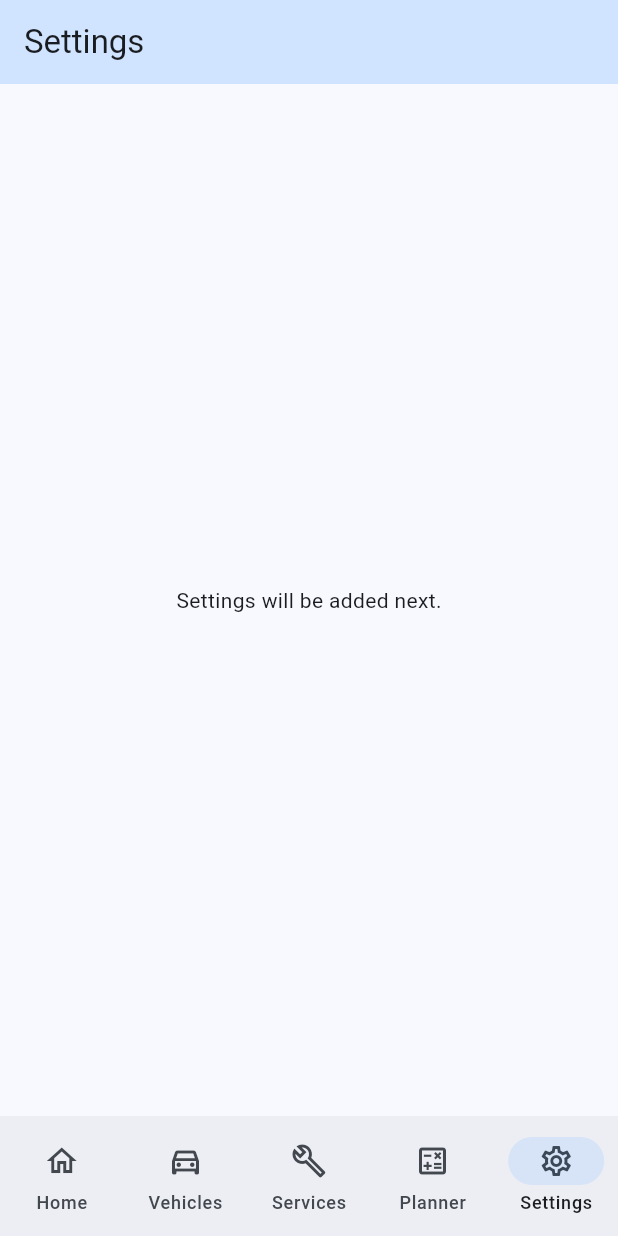
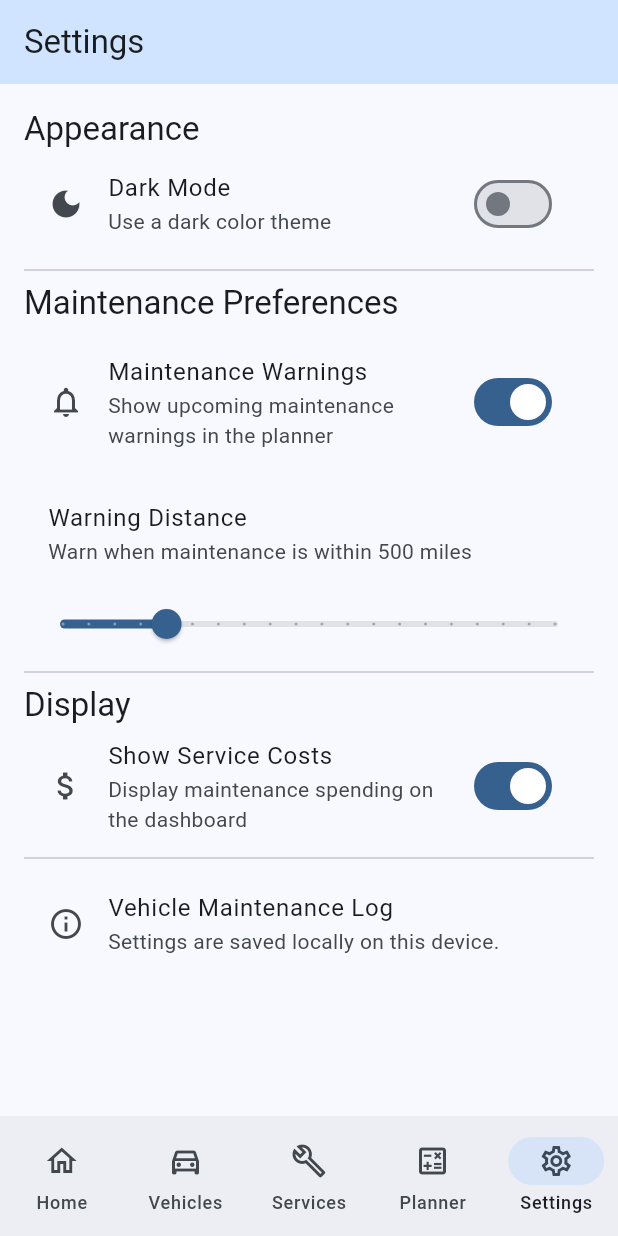
Before and after one commit to williammadisondavis/vehicle_maintenance_log, a Flutter app: the screen it shows after launch, item 5 of the bottom bar chosen, on a phone screen of 412 x 824 dp. Run offline on Flutter 3.47's test engine with Material 3 defaults, Android fonts, the phone set to English and light mode, and no system bars; our stand-ins replace shared_preferences, sqflite; accounts and stored records are empty.

Commit message:
Add persistent application settings

```diff
--- a/lib/main.dart
+++ b/lib/main.dart
@@ -5,8 +5,11 @@ import 'home_screen.dart';
 import 'vehicles_screen.dart';
 import 'services_screen.dart';
 import 'saved_planner_screen.dart';
+import 'settings_screen.dart';
 
-void main() {
+Future<void> main() async {
+  WidgetsFlutterBinding.ensureInitialized();
+  await AppSettings.instance.load();
   runApp(const MyApp());
 }
 
@@ -15,6 +18,9 @@ class MyApp extends StatelessWidget {
 
   @override
   Widget build(BuildContext context) {
+    return AnimatedBuilder(
+      animation: AppSettings.instance,
+      builder: (context, child) {
         return MaterialApp(
           title: 'Vehicle Maintenance Log',
           debugShowCheckedModeBanner: false,
@@ -24,7 +30,19 @@ class MyApp extends StatelessWidget {
             ),
             useMaterial3: true,
           ),
+          darkTheme: ThemeData(
+            colorScheme: ColorScheme.fromSeed(
+              seedColor: Colors.blue,
+              brightness: Brightness.dark,
+            ),
+            useMaterial3: true,
+          ),
+          themeMode: AppSettings.instance.darkMode
+              ? ThemeMode.dark
+              : ThemeMode.light,
           home: const AppNavigation(),
+        );
+      },
     );
   }
 }
@@ -39,6 +57,14 @@ class AppNavigation extends StatefulWidget {
 class _AppNavigationState extends State<AppNavigation> {
   int selectedIndex = 0;
 
+  final pages = const [
+    HomeScreen(),
+    VehiclesScreen(),
+    ServicesScreen(),
+    SavedPlannerScreen(),
+    SettingsScreen(),
+  ];
+
   final titles = const [
     'Home',
     'Vehicles',
@@ -46,23 +72,6 @@ class _AppNavigationState extends State<AppNavigation> {
     'Maintenance Planner',
     'Settings',
   ];
-
-  Widget currentPage() {
-    switch (selectedIndex) {
-      case 0:
-        return const HomeScreen();
-      case 1:
-        return const VehiclesScreen();
-      case 2:
-        return const ServicesScreen();
-      case 3:
-        return const SavedPlannerScreen();
-      case 4:
-        return const SettingsScreen();
-      default:
-        return const HomeScreen();
-    }
-  }
 
   @override
   Widget build(BuildContext context) {
@@ -72,7 +81,10 @@ class _AppNavigationState extends State<AppNavigation> {
         backgroundColor:
             Theme.of(context).colorScheme.primaryContainer,
       ),
-      body: currentPage(),
+      body: IndexedStack(
+        index: selectedIndex,
+        children: pages,
+      ),
       bottomNavigationBar: NavigationBar(
         selectedIndex: selectedIndex,
         onDestinationSelected: (index) {
@@ -106,14 +118,3 @@ class _AppNavigationState extends State<AppNavigation> {
     );
   }
 }
-
-class SettingsScreen extends StatelessWidget {
-  const SettingsScreen({super.key});
-
-  @override
-  Widget build(BuildContext context) {
-    return const Center(
-      child: Text('Settings will be added next.'),
-    );
-  }
-}
--- /dev/null
+++ b/lib/settings_screen.dart
@@ -0,0 +1,158 @@
+
+import 'package:flutter/material.dart';
+import 'package:shared_preferences/shared_preferences.dart';
+
+class AppSettings extends ChangeNotifier {
+  AppSettings._();
+
+  static final AppSettings instance = AppSettings._();
+
+  bool darkMode = false;
+  bool showCosts = true;
+  bool maintenanceReminders = true;
+  double warningMiles = 500;
+
+  Future<void> load() async {
+    final prefs = await SharedPreferences.getInstance();
+
+    darkMode = prefs.getBool('darkMode') ?? false;
+    showCosts = prefs.getBool('showCosts') ?? true;
+    maintenanceReminders =
+        prefs.getBool('maintenanceReminders') ?? true;
+    warningMiles = prefs.getDouble('warningMiles') ?? 500;
+
+    notifyListeners();
+  }
+
+  Future<void> setDarkMode(bool value) async {
+    darkMode = value;
+    notifyListeners();
+
+    final prefs = await SharedPreferences.getInstance();
+    await prefs.setBool('darkMode', value);
+  }
+
+  Future<void> setShowCosts(bool value) async {
+    showCosts = value;
+    notifyListeners();
+
+    final prefs = await SharedPreferences.getInstance();
+    await prefs.setBool('showCosts', value);
+  }
+
+  Future<void> setReminders(bool value) async {
+    maintenanceReminders = value;
+    notifyListeners();
+
+    final prefs = await SharedPreferences.getInstance();
+    await prefs.setBool('maintenanceReminders', value);
+  }
+
+  Future<void> setWarningMiles(double value) async {
+    warningMiles = value;
+    notifyListeners();
+
+    final prefs = await SharedPreferences.getInstance();
+    await prefs.setDouble('warningMiles', value);
+  }
+}
+
+class SettingsScreen extends StatefulWidget {
+  const SettingsScreen({super.key});
+
+  @override
+  State<SettingsScreen> createState() => _SettingsScreenState();
+}
+
+class _SettingsScreenState extends State<SettingsScreen> {
+  final settings = AppSettings.instance;
+
+  @override
+  void initState() {
+    super.initState();
+    settings.addListener(refresh);
+  }
+
+  void refresh() {
+    if (mounted) setState(() {});
+  }
+
+  @override
+  void dispose() {
+    settings.removeListener(refresh);
+    super.dispose();
+  }
+
+  @override
+  Widget build(BuildContext context) {
+    return ListView(
+      padding: const EdgeInsets.all(16),
+      children: [
+        Text(
+          'Appearance',
+          style: Theme.of(context).textTheme.titleLarge,
+        ),
+        SwitchListTile(
+          title: const Text('Dark Mode'),
+          subtitle: const Text('Use a dark color theme'),
+          secondary: const Icon(Icons.dark_mode),
+          value: settings.darkMode,
+          onChanged: settings.setDarkMode,
+        ),
+        const Divider(),
+        Text(
+          'Maintenance Preferences',
+          style: Theme.of(context).textTheme.titleLarge,
+        ),
+        const SizedBox(height: 12),
+        SwitchListTile(
+          title: const Text('Maintenance Warnings'),
+          subtitle: const Text(
+            'Show upcoming maintenance warnings in the planner',
+          ),
+          secondary: const Icon(Icons.notifications_outlined),
+          value: settings.maintenanceReminders,
+          onChanged: settings.setReminders,
+        ),
+        const SizedBox(height: 12),
+        ListTile(
+          title: const Text('Warning Distance'),
+          subtitle: Text(
+            'Warn when maintenance is within '
+            '${settings.warningMiles.round()} miles',
+          ),
+        ),
+        Slider(
+          value: settings.warningMiles,
+          min: 100,
+          max: 2000,
+          divisions: 19,
+          label: '${settings.warningMiles.round()} miles',
+          onChanged: settings.setWarningMiles,
+        ),
+        const Divider(),
+        Text(
+          'Display',
+          style: Theme.of(context).textTheme.titleLarge,
+        ),
+        SwitchListTile(
+          title: const Text('Show Service Costs'),
+          subtitle: const Text(
+            'Display maintenance spending on the dashboard',
+          ),
+          secondary: const Icon(Icons.attach_money),
+          value: settings.showCosts,
+          onChanged: settings.setShowCosts,
+        ),
+        const Divider(),
+        const ListTile(
+          leading: Icon(Icons.info_outline),
+          title: Text('Vehicle Maintenance Log'),
+          subtitle: Text(
+            'Settings are saved locally on this device.',
+          ),
+        ),
+      ],
+    );
+  }
+}
--- a/pubspec.yaml
+++ b/pubspec.yaml
@@ -36,6 +36,7 @@ dependencies:
   cupertino_icons: ^1.0.8
   sqflite: ^2.4.5
   path: ^1.9.1
+  shared_preferences: ^2.5.6
 
 dev_dependencies:
   flutter_test:
```
Also changed, not shown: pubspec.lock. Lines whose indentation alone changed are shown as unchanged.
